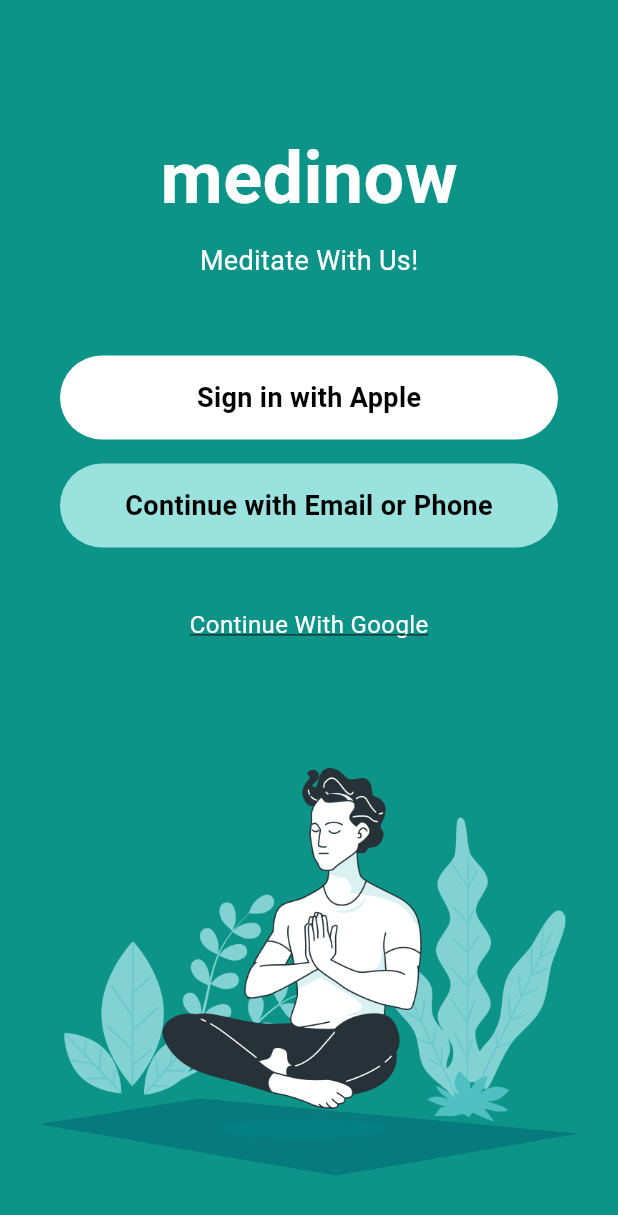
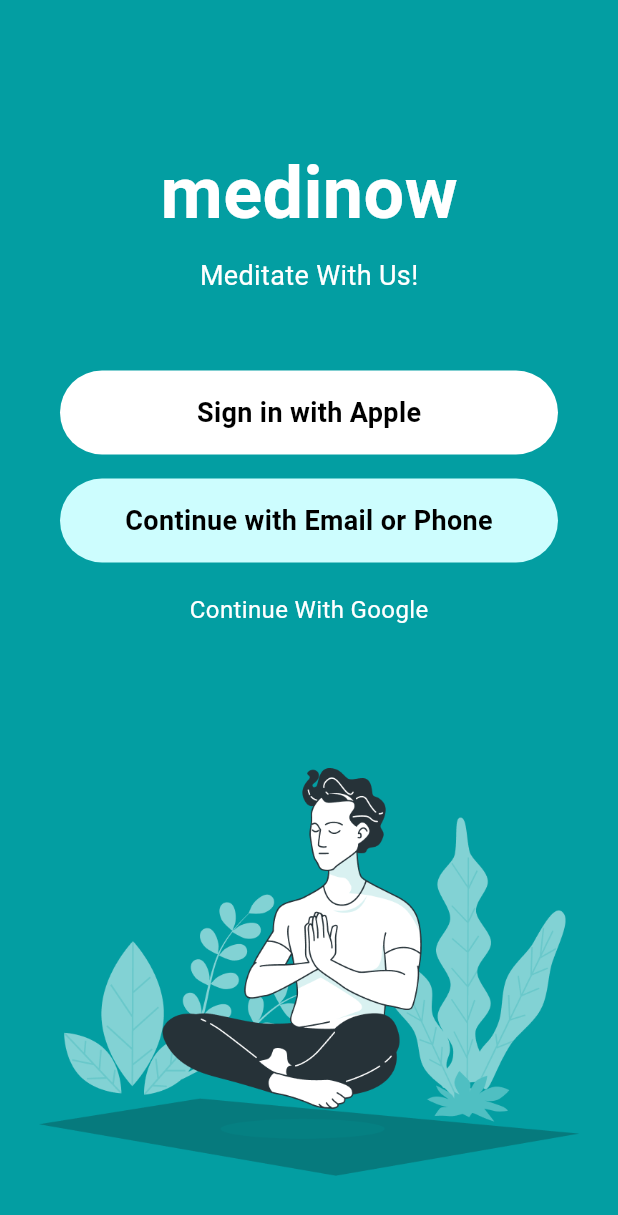
Before and after one commit to Archive-of-practical-work-for-the-MPT/Homework-Dart, a Flutter app: the screen it shows after launch, on a phone screen of 412 x 824 dp. Shown: the top 1215 px of the screen. Run offline on Flutter 3.47's test engine with Material 3 defaults, Android fonts, the phone set to English and light mode, and no system bars.

Commit message:
major edits

```diff
--- a/lib/screens/meditation_screen.dart
+++ b/lib/screens/meditation_screen.dart
@@ -24,7 +24,7 @@ class MeditationScreen extends StatelessWidget {
                     decoration: BoxDecoration(
                       borderRadius: BorderRadius.circular(15),
                       image: const DecorationImage(
-                        image: AssetImage('assets/images/chel_read.png'),
+                        image: AssetImage('assets/images/lake_music.png'),
                         fit: BoxFit.cover,
                       ),
                     ),
--- a/lib/screens/welcome_screen.dart
+++ b/lib/screens/welcome_screen.dart
@@ -9,7 +9,7 @@ class WelcomeScreen extends StatelessWidget {
   @override
   Widget build(BuildContext context) {
     return Scaffold(
-      backgroundColor: const Color(0xFF0D9488),
+      backgroundColor: const Color(0xFF039EA2),
 
       body: SafeArea(
         child: Column(
@@ -78,7 +78,7 @@ class WelcomeScreen extends StatelessWidget {
                         height: 56,
                         width: double.infinity,
                         decoration: BoxDecoration(
-                          color: Color(0xFF99E2DE),
+                          color: Color(0xFFCDFDFE),
                           borderRadius: BorderRadius.circular(30),
                         ),
                         child: const Center(
@@ -93,7 +93,7 @@ class WelcomeScreen extends StatelessWidget {
                         ),
                       ),
                     ),
-                    const SizedBox(height: 40),
+                    const SizedBox(height: 20),
 
                     GestureDetector(
                       onTap: () {
@@ -106,11 +106,7 @@ class WelcomeScreen extends StatelessWidget {
                       },
                       child: const Text(
                         'Continue With Google',
-                        style: TextStyle(
-                          fontSize: 16,
-                          color: Colors.white,
-                          decoration: TextDecoration.underline,
-                        ),
+                        style: TextStyle(fontSize: 16, color: Colors.white),
                       ),
                     ),
                   ],
@@ -121,7 +117,7 @@ class WelcomeScreen extends StatelessWidget {
             Padding(
               padding: const EdgeInsets.only(bottom: 40),
               child: Image.asset(
-                'assets/images/chel.png',
+                'assets/images/medinow_person.png',
                 height: MediaQuery.of(context).size.height * 0.33,
                 fit: BoxFit.contain,
               ),
```
Also changed, not shown: lib/screens/menu_screen.dart (+7 -7 lines), assets/images/Frame.png (deleted), assets/images/background.png (renamed from assets/images/backgraund.png), assets/images/card.png (deleted), assets/images/fresh.png (renamed from assets/images/FSalad.png), assets/images/home.png (deleted), assets/images/icecream.png (renamed from assets/images/Ice.png), assets/images/lake_music.png (renamed from assets/images/chel_read.png), assets/images/medinow_person.png (renamed from assets/images/chel.png), assets/images/messege.png (deleted), assets/images/profile.png (deleted), assets/images/search.png (renamed from assets/images/vopr.png), 1 other file.
